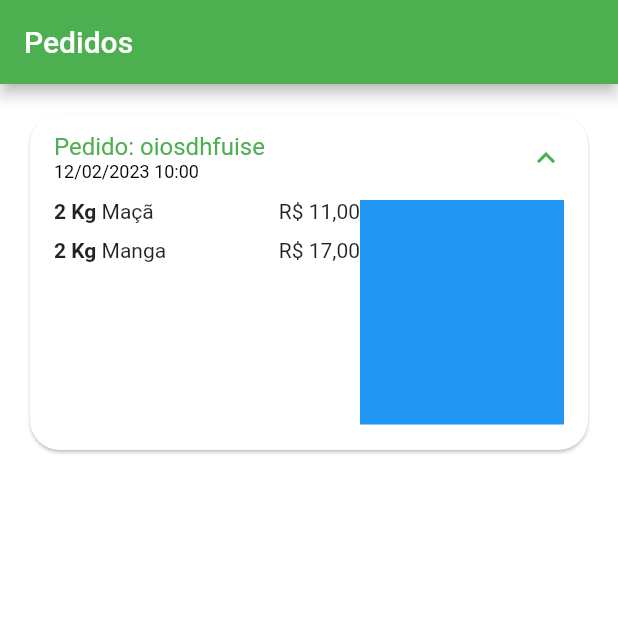
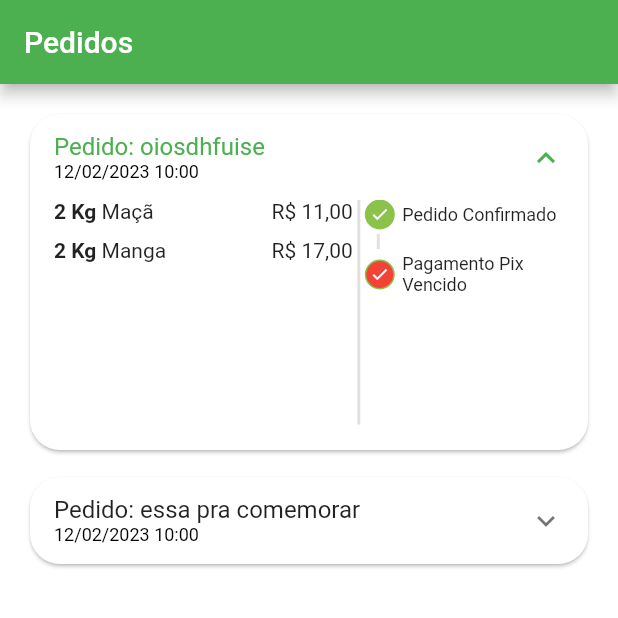
Before and after one commit to leomoreira597/Greengrocer, a Flutter app: the OrdersTab screen opened directly, after a tap on an icon or button, on a phone screen of 412 x 824 dp, the top half of it. Run offline on Flutter 3.47's test engine with Material 2 defaults, Android fonts, the phone set to English and light mode, and no system bars; our stand-ins replace animated_text_kit, badges, mask_text_input_formatter.

Commit message:
Criando passos de Status

```diff
--- a/lib/src/config/app_data.dart
+++ b/lib/src/config/app_data.dart
@@ -103,4 +103,20 @@ List<OrderModel> orders = [
       CartItemModel(item: mango, quantity: 2),
     ]
   ),
+
+  OrderModel(
+      copyAndPaste: "hsoihfoafew9i",
+      createdDateTime: DateTime.parse(
+        '2023-02-12 10:00:10.458',
+      ),
+      overDueDateTime: DateTime.parse(
+        '2023-02-13 10:00:10.458',
+      ) ,
+      id: 'essa pra comemorar',
+      status: 'refunded',
+      total: 14.0,
+      items: [
+        CartItemModel(item: guava, quantity: 1),
+      ]
+  ),
 ];
--- /dev/null
+++ b/lib/src/pages/orders/widgets/order_status.dart
@@ -0,0 +1,98 @@
+import 'package:flutter/material.dart';
+import 'package:greengrocer/src/config/custom_colors.dart';
+
+class OrderStatus extends StatelessWidget {
+  final String status;
+  final bool isOverdue;
+  final Map<String, int> allStatus = <String, int>{
+    'pending_payment': 0,
+    'refunded': 1,
+    'paid': 2,
+    'preparing_purchase': 3,
+    'shipping': 4,
+    'delivered': 5,
+  };
+
+  int get currentStatus => allStatus[status]!;
+
+  OrderStatus({required this.status, required this.isOverdue, Key? key})
+      : super(key: key);
+
+  @override
+  Widget build(BuildContext context) {
+    return Column(
+      crossAxisAlignment: CrossAxisAlignment.start,
+      children: [
+        const _StatusDot(isActive: true, title: 'Pedido Confirmado',),
+        const _CustomDivider(),
+        if(currentStatus == 1) ...[
+          const _StatusDot(
+            isActive: true,
+            title: 'Pix Estornado',
+            backGroundColor: Colors.orange,
+          ),
+        ]
+        else if(isOverdue) ...[
+          const _StatusDot(isActive: true, title: 'Pagamento Pix Vencido', backGroundColor: Colors.red,),
+        ]
+      ],
+    );
+  }
+}
+
+class _CustomDivider extends StatelessWidget {
+  const _CustomDivider({Key? key}) : super(key: key);
+
+  @override
+  Widget build(BuildContext context) {
+    return Container(
+      margin: const EdgeInsets.symmetric(horizontal: 8, vertical: 3,),
+      height: 10,
+      width: 2,
+      color: Colors.grey.shade300,
+    );
+  }
+}
+
+
+class _StatusDot extends StatelessWidget {
+  final bool isActive;
+  final String title;
+  final Color? backGroundColor;
+
+  const _StatusDot(
+      {required this.isActive, required this.title, this.backGroundColor, Key? key})
+      : super(key: key);
+
+  @override
+  Widget build(BuildContext context) {
+    return Row(
+      children: [
+        Container(
+          alignment: Alignment.center,
+          height: 20,
+          width: 20,
+          decoration: BoxDecoration(
+            shape: BoxShape.circle,
+            border: Border.all(
+              color: CustomColors.customSwatchColor,
+            ),
+            color:
+            isActive ? backGroundColor ?? CustomColors.customSwatchColor : Colors.transparent,
+          ),
+          child: isActive
+              ? const Icon(
+            Icons.check,
+            size: 13,
+            color: Colors.white,
+          )
+              : const SizedBox.shrink(),
+        ),
+        const SizedBox(width: 5,),
+        Expanded(
+          child: Text(title, style: const TextStyle(fontSize: 12,),),
+        ),
+      ],
+    );
+  }
+}
--- a/lib/src/pages/orders/widgets/order_tile.dart
+++ b/lib/src/pages/orders/widgets/order_tile.dart
@@ -1,5 +1,6 @@
 import 'package:flutter/material.dart';
 import 'package:greengrocer/src/models/order_model.dart';
+import 'package:greengrocer/src/pages/orders/widgets/order_status.dart';
 import 'package:greengrocer/src/pages/orders/widgets/quantity_order.dart';
 import 'package:greengrocer/src/services/utils_services.dart';
 
@@ -47,11 +48,18 @@ class OrderTile extends StatelessWidget {
                           utilsServices: utilsServices,
                         );
                       }).toList(),
-                      )),
+                    ),
+                  ),
+                  VerticalDivider(
+                    color: Colors.grey.shade300,
+                    thickness: 2,
+                    width: 8,
+                  ),
                   Expanded(
                     flex: 2,
-                    child: Container(
-                      color: Colors.blue,
+                    child: OrderStatus(
+                      status: order.status,
+                      isOverdue: order.overDueDateTime.isBefore(DateTime.now()),
                     ),
                   )
                 ],
```
Lines whose indentation alone changed are shown as unchanged.
